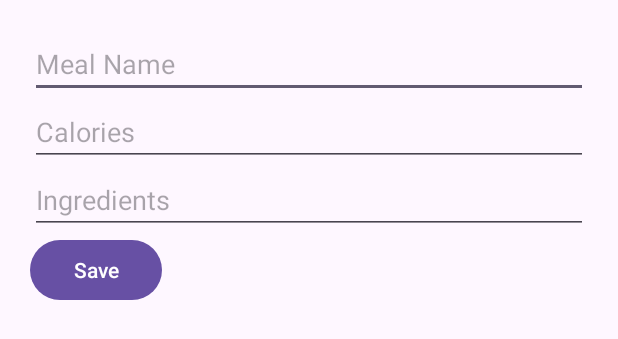
After one commit to risinsilv/FCM, an Android app: the layout dialog_add_meal.xml on its own in the app's theme, with its tools: preview values and no code run, on a phone screen of 412 x 824 dp. The commit adds this screen. Shown: the top 339 px of the screen. Run offline under Robolectric (Android 15) with nearby library versions, the phone set to English and light mode, and no system bars.

Commit message:
commit 45

```diff
--- /dev/null
+++ b/app/src/main/res/layout/dialog_add_meal.xml
@@ -0,0 +1,33 @@
+<?xml version="1.0" encoding="utf-8"?>
+<LinearLayout xmlns:android="http://schemas.android.com/apk/res/android"
+    android:layout_width="match_parent"
+    android:layout_height="wrap_content"
+    android:orientation="vertical"
+    android:padding="20dp">
+
+    <EditText
+        android:id="@+id/editTextMealName"
+        android:layout_width="match_parent"
+        android:layout_height="wrap_content"
+        android:hint="Meal Name" />
+
+    <EditText
+        android:id="@+id/editTextCalories"
+        android:layout_width="match_parent"
+        android:layout_height="wrap_content"
+        android:inputType="number"
+        android:hint="Calories" />
+
+    <EditText
+        android:id="@+id/editTextIngredients"
+        android:layout_width="match_parent"
+        android:layout_height="wrap_content"
+        android:hint="Ingredients" />
+
+    <Button
+        android:id="@+id/buttonSaveMeal"
+        android:layout_width="wrap_content"
+        android:layout_height="wrap_content"
+        android:text="Save" />
+
+</LinearLayout>
```
Also changed, not shown: app/src/main/java/com/example/fcm/MealData.java (added, +37 -0 lines), app/src/main/java/com/example/fcm/recycleView.java (+120 -17 lines), app/src/main/java/com/example/fcm/recycleViewAdapter.java (+14 -3 lines), app/src/main/java/com/example/fcm/recycleViewDateAdapter.java (+15 -4 lines).
